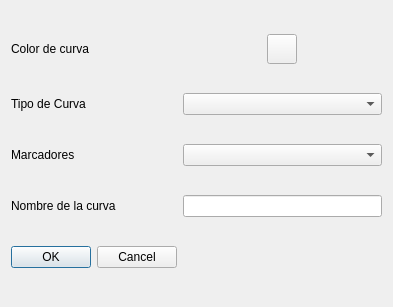
The window that UI/UI_ModTFTracePopUp.ui (Teoria-de-Circuitos-II/Filter-Tool-TC2-Gullino-Tool-) describes before a commit, drawn with Qt 5.
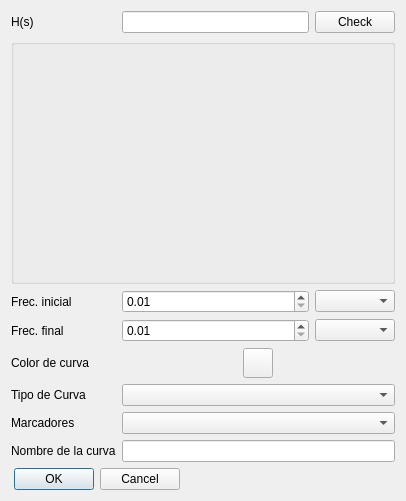
The same window after the commit.

What changed in the file:
```diff
--- a/UI/UI_ModTFTracePopUp.ui
+++ b/UI/UI_ModTFTracePopUp.ui
@@ -6,15 +6,39 @@
    <rect>
     <x>0</x>
     <y>0</y>
-    <width>393</width>
-    <height>307</height>
+    <width>406</width>
+    <height>501</height>
    </rect>
   </property>
   <property name="windowTitle">
    <string>Dialog</string>
   </property>
   <layout class="QGridLayout" name="gridLayout">
-   <item row="0" column="0" colspan="2">
+   <item row="0" column="0">
+    <widget class="QLabel" name="TFLabel">
+     <property name="text">
+      <string>H(s)</string>
+     </property>
+    </widget>
+   </item>
+   <item row="7" column="0">
+    <widget class="QLabel" name="label">
+     <property name="text">
+      <string>Nombre de la curva</string>
+     </property>
+    </widget>
+   </item>
+   <item row="0" column="1" colspan="3">
+    <widget class="QLineEdit" name="TFLineEdit"/>
+   </item>
+   <item row="6" column="0">
+    <widget class="QLabel" name="MarkerLabel">
+     <property name="text">
+      <string>Marcadores</string>
+     </property>
+    </widget>
+   </item>
+   <item row="4" column="0">
     <widget class="QLabel" name="label_3">
      <property name="minimumSize">
       <size>
@@ -33,7 +57,82 @@
      </property>
     </widget>
    </item>
-   <item row="0" column="2">
+   <item row="5" column="0">
+    <widget class="QLabel" name="label_2">
+     <property name="text">
+      <string>Tipo de Curva</string>
+     </property>
+    </widget>
+   </item>
+   <item row="2" column="0">
+    <widget class="QLabel" name="StartFreqLabel">
+     <property name="text">
+      <string>Frec. inicial</string>
+     </property>
+    </widget>
+   </item>
+   <item row="9" column="0" colspan="2">
+    <widget class="QDialogButtonBox" name="buttonBox">
+     <property name="orientation">
+      <enum>Qt::Horizontal</enum>
+     </property>
+     <property name="standardButtons">
+      <set>QDialogButtonBox::Cancel|QDialogButtonBox::Ok</set>
+     </property>
+    </widget>
+   </item>
+   <item row="3" column="0">
+    <widget class="QLabel" name="StopFreqLabel">
+     <property name="text">
+      <string>Frec. final</string>
+     </property>
+    </widget>
+   </item>
+   <item row="0" column="4">
+    <widget class="QPushButton" name="CheckButton">
+     <property name="text">
+      <string>Check</string>
+     </property>
+    </widget>
+   </item>
+   <item row="1" column="0" colspan="5">
+    <widget class="QGroupBox" name="TFViewer">
+     <property name="title">
+      <string/>
+     </property>
+     <property name="flat">
+      <bool>false</bool>
+     </property>
+     <layout class="QGridLayout" name="gridLayout_2"/>
+    </widget>
+   </item>
+   <item row="2" column="4">
+    <widget class="QComboBox" name="StartFreqMultCB"/>
+   </item>
+   <item row="3" column="4">
+    <widget class="QComboBox" name="StopFreqMultCB"/>
+   </item>
+   <item row="2" column="1" colspan="3">
+    <widget class="QDoubleSpinBox" name="StartDSB">
+     <property name="minimum">
+      <double>0.010000000000000</double>
+     </property>
+     <property name="maximum">
+      <double>99999999999999991433150857216.000000000000000</double>
+     </property>
+    </widget>
+   </item>
+   <item row="3" column="1" colspan="3">
+    <widget class="QDoubleSpinBox" name="StopDSB">
+     <property name="minimum">
+      <double>0.010000000000000</double>
+     </property>
+     <property name="maximum">
+      <double>99999999999999991433150857216.000000000000000</double>
+     </property>
+    </widget>
+   </item>
+   <item row="4" column="1" colspan="4">
     <layout class="QHBoxLayout" name="horizontalLayout">
      <property name="sizeConstraint">
       <enum>QLayout::SetDefaultConstraint</enum>
@@ -68,46 +167,15 @@
      </item>
     </layout>
    </item>
-   <item row="1" column="0">
-    <widget class="QLabel" name="label_2">
-     <property name="text">
-      <string>Tipo de Curva</string>
-     </property>
-    </widget>
-   </item>
-   <item row="1" column="2">
+   <item row="5" column="1" colspan="4">
     <widget class="QComboBox" name="TraceTypeCB"/>
    </item>
-   <item row="5" column="0" colspan="2">
-    <widget class="QDialogButtonBox" name="buttonBox">
-     <property name="orientation">
-      <enum>Qt::Horizontal</enum>
-     </property>
-     <property name="standardButtons">
-      <set>QDialogButtonBox::Cancel|QDialogButtonBox::Ok</set>
-     </property>
-    </widget>
-   </item>
-   <item row="3" column="0">
-    <widget class="QLabel" name="label">
-     <property name="text">
-      <string>Nombre de la curva</string>
-     </property>
-    </widget>
-   </item>
-   <item row="3" column="2">
-    <widget class="QLineEdit" name="TraceNameLE"/>
-   </item>
-   <item row="2" column="0">
-    <widget class="QLabel" name="MarkerLabel">
-     <property name="text">
-      <string>Marcadores</string>
-     </property>
-    </widget>
-   </item>
-   <item row="2" column="2">
+   <item row="6" column="1" colspan="4">
     <widget class="QComboBox" name="MarkersCB"/>
    </item>
+   <item row="7" column="1" colspan="4">
+    <widget class="QLineEdit" name="TraceNameLE"/>
+   </item>
   </layout>
  </widget>
  <resources/>
```
Left out of the diff: 58 changed lines with no effect on the pictures.
